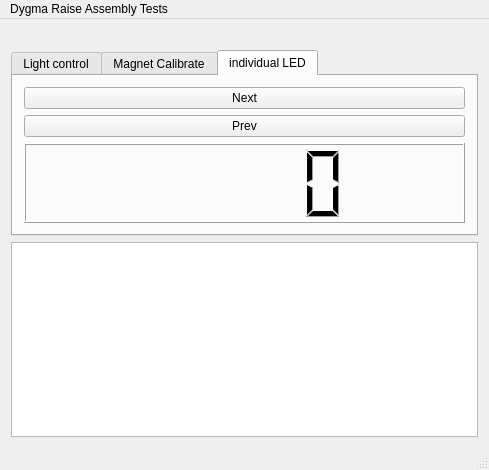
Old version of the form combined_tests/mainwindow.ui in the repository Dygmalab/assembly_tests.
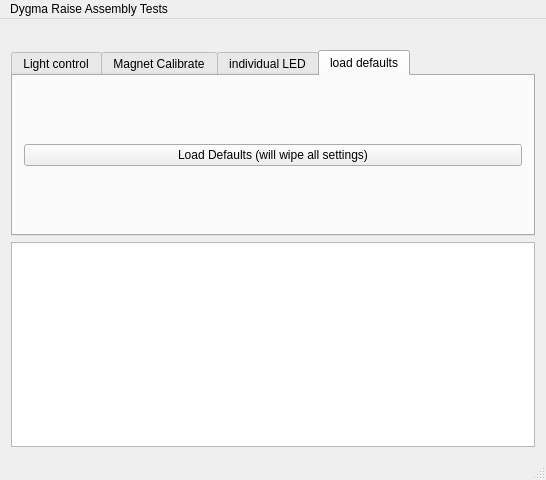
New version of the form. Icons and pictures are not drawn.

Commit message: added a load defaults button

Diff of the .ui file:
```diff
--- a/combined_tests/mainwindow.ui
+++ b/combined_tests/mainwindow.ui
@@ -6,8 +6,8 @@
    <rect>
     <x>0</x>
     <y>0</y>
-    <width>489</width>
-    <height>470</height>
+    <width>546</width>
+    <height>480</height>
    </rect>
   </property>
   <property name="windowTitle">
@@ -45,7 +45,7 @@
          </sizepolicy>
         </property>
         <property name="currentIndex">
-         <number>2</number>
+         <number>3</number>
         </property>
         <widget class="QWidget" name="light">
          <attribute name="title">
@@ -158,6 +158,24 @@
           </item>
          </layout>
         </widget>
+        <widget class="QWidget" name="defaults_tab">
+         <attribute name="title">
+          <string>load defaults</string>
+         </attribute>
+         <layout class="QHBoxLayout" name="horizontalLayout_3">
+          <item>
+           <layout class="QGridLayout" name="gridLayout_3">
+            <item row="0" column="0">
+             <widget class="QPushButton" name="load_defaults">
+              <property name="text">
+               <string>Load Defaults (will wipe all settings)</string>
+              </property>
+             </widget>
+            </item>
+           </layout>
+          </item>
+         </layout>
+        </widget>
        </widget>
       </item>
       <item>
@@ -179,8 +197,8 @@
     <rect>
      <x>0</x>
      <y>0</y>
-     <width>489</width>
-     <height>27</height>
+     <width>546</width>
+     <height>22</height>
     </rect>
    </property>
    <widget class="QMenu" name="menuDygma_Raise_Assembly_Tests">
```
Left out of the diff: 2 changed lines with no effect on the pictures. The commit also changes 2 other files.
